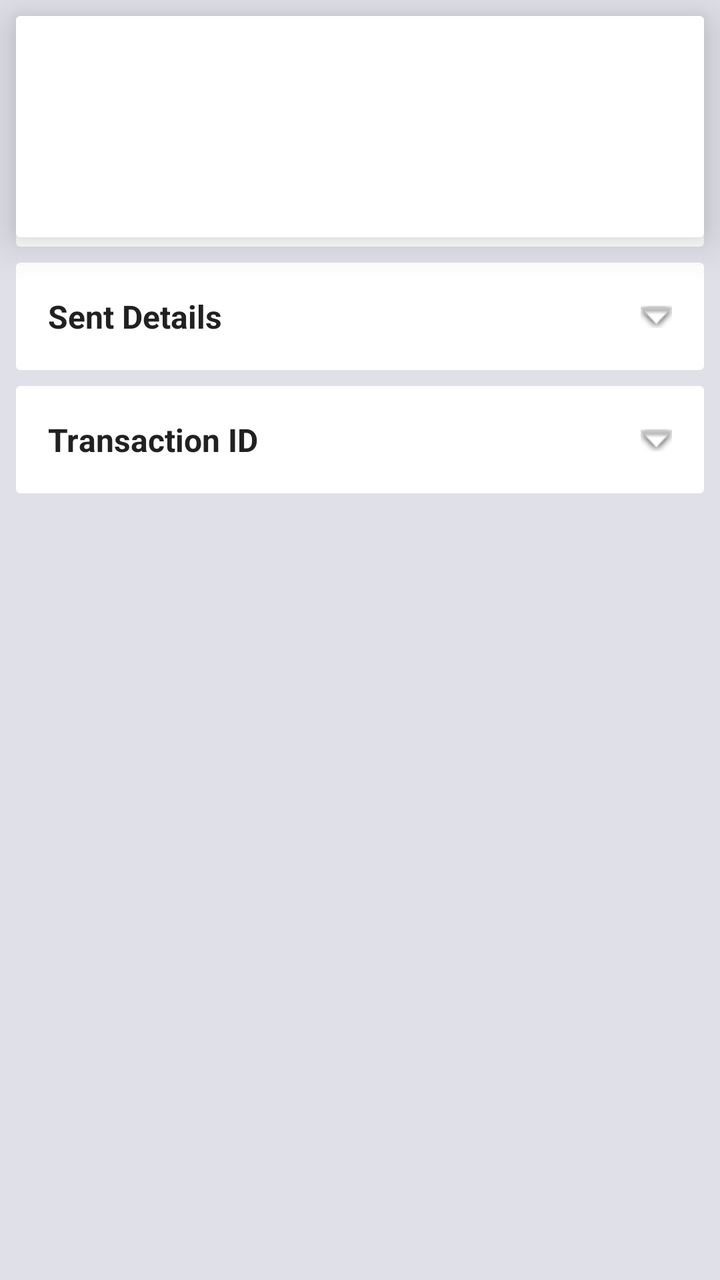
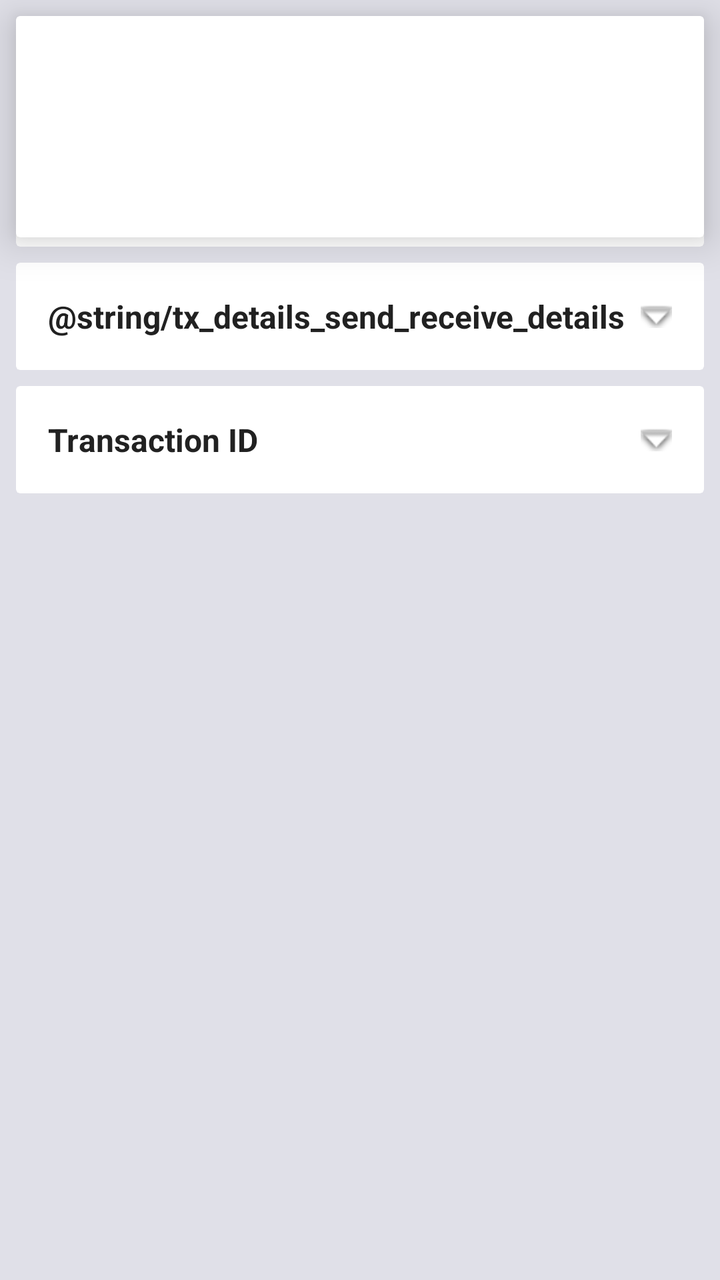

Before-and-after screenshots of an Android layout around one commit, followed by the original layout XML and the change that was made.
<!-- AndroidManifest.xml: fallback theme Theme.MaterialComponents.DayNight.NoActionBar -->
<!-- res/layout/activity_transaction_details.xml -->
<?xml version="1.0" encoding="utf-8"?>
<androidx.coordinatorlayout.widget.CoordinatorLayout
    xmlns:android="http://schemas.android.com/apk/res/android"
    xmlns:app="http://schemas.android.com/apk/res-auto"
    android:layout_width="match_parent"
    android:layout_height="match_parent"
    android:background="@color/tx_page_bg"
    >

    
    <androidx.cardview.widget.CardView
        android:id="@+id/card_header"
        android:layout_width="match_parent"
        android:layout_height="wrap_content"
        android:layout_margin="8dp"
        android:tag="levitate"
        app:cardCornerRadius="2dp"
        app:cardElevation="12dp"
        app:cardBackgroundColor="@color/tx_card_bg"
        >

        <RelativeLayout
            android:layout_width="match_parent"
            android:layout_height="wrap_content"
            android:padding="16dp"
            >

            <ImageView
                android:id="@+id/iv_tx_qr"
                android:layout_width="72dp"
                android:layout_height="72dp"
                android:layout_alignParentEnd="true"
                android:layout_centerVertical="true"
                android:scaleType="fitCenter"
                android:padding="4dp"
                android:background="@drawable/bg_qr_white_rounded"
                android:clipToOutline="true"
                android:clickable="true"
                android:focusable="true"
                android:contentDescription="@string/tx_details_qr_desc"
                />

            <TextView
                android:id="@+id/tv_direction"
                android:layout_width="match_parent"
                android:layout_height="wrap_content"
                android:layout_alignParentStart="true"
                android:layout_toStartOf="@id/iv_tx_qr"
                android:layout_marginEnd="12dp"
                android:textStyle="bold"
                android:textSize="28sp"
                android:textColor="@color/tx_text_primary"
                android:fontFamily="sans-serif-medium"
                />

            <TextView
                android:id="@+id/tv_amount"
                android:layout_width="match_parent"
                android:layout_height="wrap_content"
                android:layout_below="@id/tv_direction"
                android:layout_alignStart="@id/tv_direction"
                android:layout_toStartOf="@id/iv_tx_qr"
                android:layout_marginTop="4dp"
                android:textSize="28sp"
                android:textStyle="bold"
                />

        </RelativeLayout>

    </androidx.cardview.widget.CardView>

    
    <androidx.core.widget.NestedScrollView
        android:id="@+id/nested_scroll"
        android:layout_width="match_parent"
        android:layout_height="match_parent"
        android:clipToPadding="false"
        android:clipChildren="false"
        android:overScrollMode="never"
        android:scrollbars="vertical"
        android:fadeScrollbars="true"
        android:scrollbarStyle="outsideOverlay"
        >

        <LinearLayout
            android:orientation="vertical"
            android:layout_width="match_parent"
            android:layout_height="wrap_content"
            android:padding="8dp"
            >

            
            <androidx.cardview.widget.CardView
                android:id="@+id/card_sender"
                android:layout_width="match_parent"
                android:layout_height="wrap_content"
                app:cardCornerRadius="2dp"
                app:cardElevation="0dp"
                app:cardBackgroundColor="@color/tx_card_bg"
                android:layout_marginBottom="8dp"
                >

                <LinearLayout
                    android:orientation="vertical"
                    android:layout_width="match_parent"
                    android:layout_height="wrap_content"
                    >

                    <TextView
                        android:id="@+id/header_sender"
                        android:text="@string/tx_details_sender_receiver"
                        android:textStyle="bold"
                        android:textSize="16sp"
                        android:textColor="@color/tx_text_primary"
                        android:padding="16dp"
                        android:drawableEnd="@android:drawable/arrow_down_float"
                        android:gravity="center_vertical"
                        android:background="?android:attr/selectableItemBackground"
                        android:clickable="true"
                        android:focusable="true"
                        android:layout_width="match_parent"
                        android:layout_height="wrap_content"
                        />

                    <LinearLayout
                        android:id="@+id/content_sender"
                        android:orientation="vertical"
                        android:paddingStart="16dp"
                        android:paddingEnd="16dp"
                        android:paddingBottom="16dp"
                        android:visibility="gone"
                        android:layout_width="match_parent"
                        android:layout_height="wrap_content"
                        >

                        <TextView
                            android:text="@string/tx_details_from"
                            android:textStyle="bold"
                            android:textSize="14sp"
                            android:textColor="@color/tx_text_secondary"
                            android:layout_width="wrap_content"
                            android:layout_height="wrap_content"
                            />

                        <TextView
                            android:id="@+id/tv_actual_from"
                            android:textColor="@color/tx_text_primary"
                            android:textIsSelectable="true"
                            android:fontFamily="monospace"
                            android:textSize="13sp"
                            android:layout_marginTop="4dp"
                            android:layout_width="match_parent"
                            android:layout_height="wrap_content"
                            />

                        <View
                            android:layout_width="match_parent"
                            android:layout_height="1dp"
                            android:layout_marginTop="12dp"
                            android:layout_marginBottom="12dp"
                            android:background="#33000000"
                            />

                        <TextView
                            android:text="@string/tx_details_to"
                            android:textStyle="bold"
                            android:textSize="14sp"
                            android:textColor="@color/tx_text_secondary"
                            android:layout_width="wrap_content"
                            android:layout_height="wrap_content"
                            />

                        <TextView
                            android:id="@+id/tv_actual_to"
                            android:textColor="@color/tx_text_primary"
                            android:textIsSelectable="true"
                            android:fontFamily="monospace"
                            android:textSize="13sp"
                            android:layout_marginTop="4dp"
                            android:layout_width="match_parent"
                            android:layout_height="wrap_content"
                            />

                    </LinearLayout>

                </LinearLayout>

            </androidx.cardview.widget.CardView>

            
            <androidx.cardview.widget.CardView
                android:id="@+id/card_tx_details"
                android:layout_width="match_parent"
                android:layout_height="wrap_content"
                app:cardCornerRadius="2dp"
                app:cardElevation="0dp"
                app:cardBackgroundColor="@color/tx_card_bg"
                android:layout_marginBottom="8dp"
                >

                <LinearLayout
                    android:orientation="vertical"
                    android:layout_width="match_parent"
                    android:layout_height="wrap_content"
                    >

                    <TextView
                        android:id="@+id/header_tx_details"
                        android:text="@string/tx_details_transaction_details"
                        android:textStyle="bold"
                        android:textColor="@color/tx_text_primary"
                        android:textSize="16sp"
                        android:padding="16dp"
                        android:drawableEnd="@android:drawable/arrow_down_float"
                        android:background="?android:attr/selectableItemBackground"
                        android:clickable="true"
                        android:focusable="true"
                        android:layout_width="match_parent"
                        android:layout_height="wrap_content"
                        />

                    <LinearLayout
                        android:id="@+id/content_tx_details"
                        android:orientation="vertical"
                        android:padding="16dp"
                        android:paddingTop="0dp"
                        android:visibility="gone"
                        android:layout_width="match_parent"
                        android:layout_height="wrap_content"
                        >

                        <LinearLayout
                            android:orientation="horizontal"
                            android:layout_width="match_parent"
                            android:layout_height="wrap_content"
                            >

                            <TextView
                                android:text="@string/tx_details_status"
                                android:textSize="14sp"
                                android:textColor="@color/tx_text_secondary"
                                android:layout_width="120dp"
                                android:layout_height="wrap_content"
                                />

                            <TextView
                                android:id="@+id/tv_status"
                                android:textSize="14sp"
                                android:textStyle="bold"
                                android:layout_width="0dp"
                                android:layout_weight="1"
                                android:layout_height="wrap_content"
                                />

                        </LinearLayout>

                        <LinearLayout
                            android:orientation="horizontal"
                            android:layout_marginTop="8dp"
                            android:layout_width="match_parent"
                            android:layout_height="wrap_content"
                            >

                            <TextView
                                android:text="@string/tx_details_fee"
                                android:textSize="14sp"
                                android:textColor="@color/tx_text_secondary"
                                android:layout_width="120dp"
                                android:layout_height="wrap_content"
                                />

                            <TextView
                                android:id="@+id/tv_fee"
                                android:textSize="14sp"
                                android:textColor="@color/tx_text_secondary"
                                android:layout_width="0dp"
                                android:layout_weight="1"
                                android:layout_height="wrap_content"
                                />

                        </LinearLayout>

                        <LinearLayout
                            android:orientation="horizontal"
                            android:layout_marginTop="8dp"
                            android:layout_width="match_parent"
                            android:layout_height="wrap_content"
                            >

                            <TextView
                                android:text="@string/tx_details_size_weight"
                                android:textSize="14sp"
                                android:textColor="@color/tx_text_secondary"
                                android:layout_width="120dp"
                                android:layout_height="wrap_content"
                                />

                            <TextView
                                android:id="@+id/tv_meta"
                                android:textSize="14sp"
                                android:textColor="@color/tx_text_secondary"
                                android:layout_width="0dp"
                                android:layout_weight="1"
                                android:layout_height="wrap_content"
                                />

                        </LinearLayout>

                        <LinearLayout
                            android:orientation="horizontal"
                            android:layout_marginTop="8dp"
                            android:layout_width="match_parent"
                            android:layout_height="wrap_content"
                            >

                            <TextView
                                android:text="@string/tx_details_confirmations"
                                android:textSize="14sp"
                                android:textColor="@color/tx_text_secondary"
                                android:layout_width="120dp"
                                android:layout_height="wrap_content"
                                />

                            <TextView
                                android:id="@+id/tv_height"
                                android:textSize="14sp"
                                android:textColor="@color/tx_text_secondary"
                                android:layout_width="0dp"
                                android:layout_weight="1"
                                android:layout_height="wrap_content"
                                />

                        </LinearLayout>

                        <LinearLayout
                            android:orientation="horizontal"
                            android:layout_marginTop="8dp"
                            android:layout_width="match_parent"
                            android:layout_height="wrap_content"
                            >

                            <TextView
                                android:text="@string/tx_details_time"
                                android:textSize="14sp"
                                android:textColor="@color/tx_text_secondary"
                                android:layout_width="120dp"
                                android:layout_height="wrap_content"
                                />

                            <TextView
                                android:id="@+id/tv_time"
                                android:textSize="14sp"
                                android:textColor="@color/tx_text_secondary"
                                android:layout_width="0dp"
                                android:layout_weight="1"
                                android:layout_height="wrap_content"
                                />

                        </LinearLayout>

                        <LinearLayout
                            android:orientation="horizontal"
                            android:layout_marginTop="8dp"
                            android:layout_width="match_parent"
                            android:layout_height="wrap_content"
                            >

                            <TextView
                                android:text="@string/tx_details_age"
                                android:textSize="14sp"
                                android:textColor="@color/tx_text_secondary"
                                android:layout_width="120dp"
                                android:layout_height="wrap_content"
                                />

                            <TextView
                                android:id="@+id/tv_age"
                                android:textSize="14sp"
                                android:textColor="@color/tx_text_secondary"
                                android:layout_width="0dp"
                                android:layout_weight="1"
                                android:layout_height="wrap_content"
                                />

                        </LinearLayout>

                    </LinearLayout>

                </LinearLayout>

            </androidx.cardview.widget.CardView>

            
            <androidx.cardview.widget.CardView
                android:id="@+id/card_io"
                android:layout_width="match_parent"
                android:layout_height="wrap_content"
                app:cardCornerRadius="2dp"
                app:cardElevation="0dp"
                app:cardBackgroundColor="@color/tx_card_bg"
                android:layout_marginBottom="8dp"
                >

                <LinearLayout
                    android:orientation="vertical"
                    android:layout_width="match_parent"
                    android:layout_height="wrap_content"
                    >

                    <TextView
                        android:id="@+id/header_io"
                        android:text="@string/tx_details_sent_details"
                        android:textStyle="bold"
                        android:textSize="16sp"
                        android:textColor="@color/tx_text_primary"
                        android:padding="16dp"
                        android:drawableEnd="@android:drawable/arrow_down_float"
                        android:background="?android:attr/selectableItemBackground"
                        android:clickable="true"
                        android:focusable="true"
                        android:layout_width="match_parent"
                        android:layout_height="wrap_content"
                        />

                    <LinearLayout
                        android:id="@+id/content_io"
                        android:orientation="vertical"
                        android:padding="16dp"
                        android:paddingTop="0dp"
                        android:visibility="gone"
                        android:layout_width="match_parent"
                        android:layout_height="wrap_content"
                        >

                        <TextView
                            android:id="@+id/tv_from"
                            android:textColor="@color/tx_text_secondary"
                            android:textIsSelectable="true"
                            android:fontFamily="monospace"
                            android:textSize="13sp"
                            android:lineSpacingExtra="2dp"
                            android:breakStrategy="simple"
                            android:layout_marginTop="4dp"
                            android:layout_marginBottom="12dp"
                            android:layout_width="match_parent"
                            android:layout_height="wrap_content"
                            />

                        <View
                            android:layout_width="match_parent"
                            android:layout_height="1dp"
                            android:background="#33000000"
                            />

                        <TextView
                            android:text="@string/tx_details_received_details"
                            android:textStyle="bold"
                            android:textSize="16sp"
                            android:textColor="@color/tx_text_primary"
                            android:layout_marginTop="12dp"
                            android:layout_width="wrap_content"
                            android:layout_height="wrap_content"
                            />

                        <TextView
                            android:id="@+id/tv_to"
                            android:textColor="@color/tx_text_secondary"
                            android:textIsSelectable="true"
                            android:fontFamily="monospace"
                            android:textSize="13sp"
                            android:lineSpacingExtra="2dp"
                            android:breakStrategy="simple"
                            android:layout_marginTop="4dp"
                            android:layout_width="match_parent"
                            android:layout_height="wrap_content"
                            />

                    </LinearLayout>

                </LinearLayout>

            </androidx.cardview.widget.CardView>

            
            <androidx.cardview.widget.CardView
                android:id="@+id/card_txid"
                android:layout_width="match_parent"
                android:layout_height="wrap_content"
                app:cardCornerRadius="2dp"
                app:cardElevation="0dp"
                app:cardBackgroundColor="@color/tx_card_bg"
                >

                <LinearLayout
                    android:orientation="vertical"
                    android:layout_width="match_parent"
                    android:layout_height="wrap_content"
                    >

                    <TextView
                        android:id="@+id/header_txid"
                        android:text="@string/tx_details_transaction_id"
                        android:textStyle="bold"
                        android:textSize="16sp"
                        android:textColor="@color/tx_text_primary"
                        android:padding="16dp"
                        android:drawableEnd="@android:drawable/arrow_down_float"
                        android:background="?android:attr/selectableItemBackground"
                        android:clickable="true"
                        android:focusable="true"
                        android:layout_width="match_parent"
                        android:layout_height="wrap_content"
                        />

                    <LinearLayout
                        android:id="@+id/content_txid"
                        android:orientation="vertical"
                        android:padding="16dp"
                        android:paddingTop="0dp"
                        android:visibility="gone"
                        android:layout_width="match_parent"
                        android:layout_height="wrap_content"
                        >

                        <TextView
                            android:id="@+id/tv_txid"
                            android:textColor="@color/tx_text_secondary"
                            android:textIsSelectable="true"
                            android:fontFamily="monospace"
                            android:textSize="13sp"
                            android:layout_marginTop="4dp"
                            android:layout_width="match_parent"
                            android:layout_height="wrap_content"
                            />

                    </LinearLayout>

                </LinearLayout>

            </androidx.cardview.widget.CardView>

        </LinearLayout>

    </androidx.core.widget.NestedScrollView>

</androidx.coordinatorlayout.widget.CoordinatorLayout>
<!-- resources referenced by this layout -->
<resources>
  <color name="tx_card_bg">#ffffff</color>
  <color name="tx_page_bg">#e0e0e8</color>
  <color name="tx_text_primary">#212121</color>
  <color name="tx_text_secondary">#757575</color>
  <string name="tx_details_age">Age</string>
  <string name="tx_details_confirmations">Confirmations</string>
  <string name="tx_details_fee">Fee</string>
  <string name="tx_details_from">From</string>
  <string name="tx_details_qr_desc">Transaction QR</string>
  <string name="tx_details_received_details">Received Details</string>
  <string name="tx_details_sender_receiver">Sender / Receiver</string>
  <string name="tx_details_sent_details">Sent Details</string>
  <string name="tx_details_size_weight">Size / Weight</string>
  <string name="tx_details_status">Status</string>
  <string name="tx_details_time">Time</string>
  <string name="tx_details_to">To</string>
  <string name="tx_details_transaction_details">Transaction details</string>
  <string name="tx_details_transaction_id">Transaction ID</string>
</resources>

<!-- the commit's change to res/layout/activity_transaction_details.xml (unified diff, before → after) -->
@@ -7,6 +7,7 @@
     android:background="@color/tx_page_bg"
     >
 
+    
     
     <androidx.cardview.widget.CardView
         android:id="@+id/card_header"
@@ -70,6 +71,7 @@
     </androidx.cardview.widget.CardView>
 
     
+    
     <androidx.core.widget.NestedScrollView
         android:id="@+id/nested_scroll"
         android:layout_width="match_parent"
@@ -90,6 +92,7 @@
             >
 
             
+            
             <androidx.cardview.widget.CardView
                 android:id="@+id/card_sender"
                 android:layout_width="match_parent"
@@ -106,6 +109,8 @@
                     android:layout_height="wrap_content"
                     >
 
+                    
+                    
                     <TextView
                         android:id="@+id/header_sender"
                         android:text="@string/tx_details_sender_receiver"
@@ -122,6 +127,7 @@
                         android:layout_height="wrap_content"
                         />
 
+                    
                     <LinearLayout
                         android:id="@+id/content_sender"
                         android:orientation="vertical"
@@ -187,6 +193,7 @@
 
             </androidx.cardview.widget.CardView>
 
+            
             
             <androidx.cardview.widget.CardView
                 android:id="@+id/card_tx_details"
@@ -391,6 +398,8 @@
             </androidx.cardview.widget.CardView>
 
             
+            
+            
             <androidx.cardview.widget.CardView
                 android:id="@+id/card_io"
                 android:layout_width="match_parent"
@@ -407,9 +416,11 @@
                     android:layout_height="wrap_content"
                     >
 
+                    
+                    
                     <TextView
                         android:id="@+id/header_io"
-                        android:text="@string/tx_details_sent_details"
+                        android:text="@string/tx_details_send_receive_details"
                         android:textStyle="bold"
                         android:textSize="16sp"
                         android:textColor="@color/tx_text_primary"
@@ -431,6 +442,16 @@
                         android:layout_width="match_parent"
                         android:layout_height="wrap_content"
                         >
+
+                        
+                        <TextView
+                            android:text="@string/tx_details_sent_details"
+                            android:textStyle="bold"
+                            android:textSize="16sp"
+                            android:textColor="@color/tx_text_primary"
+                            android:layout_width="wrap_content"
+                            android:layout_height="wrap_content"
+                            />
 
                         <TextView
                             android:id="@+id/tv_from"
@@ -452,6 +473,7 @@
                             android:background="#33000000"
                             />
 
+                        
                         <TextView
                             android:text="@string/tx_details_received_details"
                             android:textStyle="bold"
